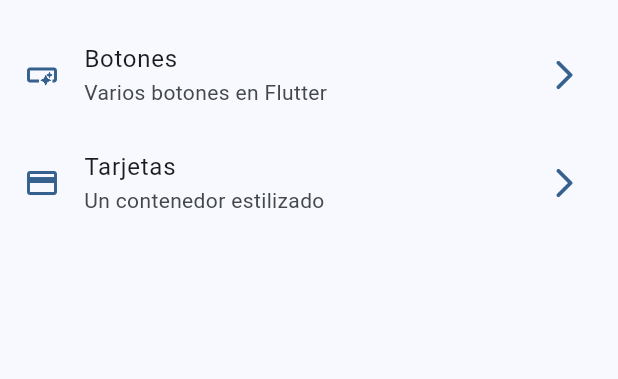
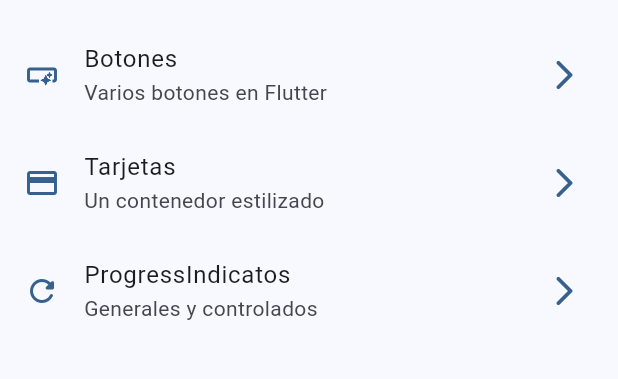
Before and after one commit to g1alexander/curso-flutter, a Flutter app: the screen it shows after launch, on a phone screen of 412 x 824 dp, the part 63-442 px from its top. Run offline on Flutter 3.47's test engine with Material 3 defaults, Android fonts, the phone set to English and light mode, and no system bars; our stand-ins replace animate_do, dio, go_router, video_player.

Commit message:
progress indicator

```diff
--- a/05_widgets_app/lib/config/menu/menu_items.dart
+++ b/05_widgets_app/lib/config/menu/menu_items.dart
@@ -24,5 +24,10 @@
       title: "Tarjetas",
       subtitle: "Un contenedor estilizado",
       nameRoute: CardsScreen.name,
-      icon: Icons.credit_card)
+      icon: Icons.credit_card),
+  MenuItem(
+      title: "ProgressIndicatos",
+      subtitle: "Generales y controlados",
+      nameRoute: ProgressScreen.name,
+      icon: Icons.refresh_rounded)
 ];
--- a/05_widgets_app/lib/config/router/app_router.dart
+++ b/05_widgets_app/lib/config/router/app_router.dart
@@ -19,6 +19,11 @@
       path: '/cards',
       name: CardsScreen.name,
       builder: (context, state) => const CardsScreen(),
+    ),
+    GoRoute(
+      path: '/progress',
+      name: ProgressScreen.name,
+      builder: (context, state) => const ProgressScreen(),
     )
   ],
 );
```
Also changed, not shown: 05_widgets_app/lib/presentation/screens/progress/progress_screen.dart (+74 -1 lines).
